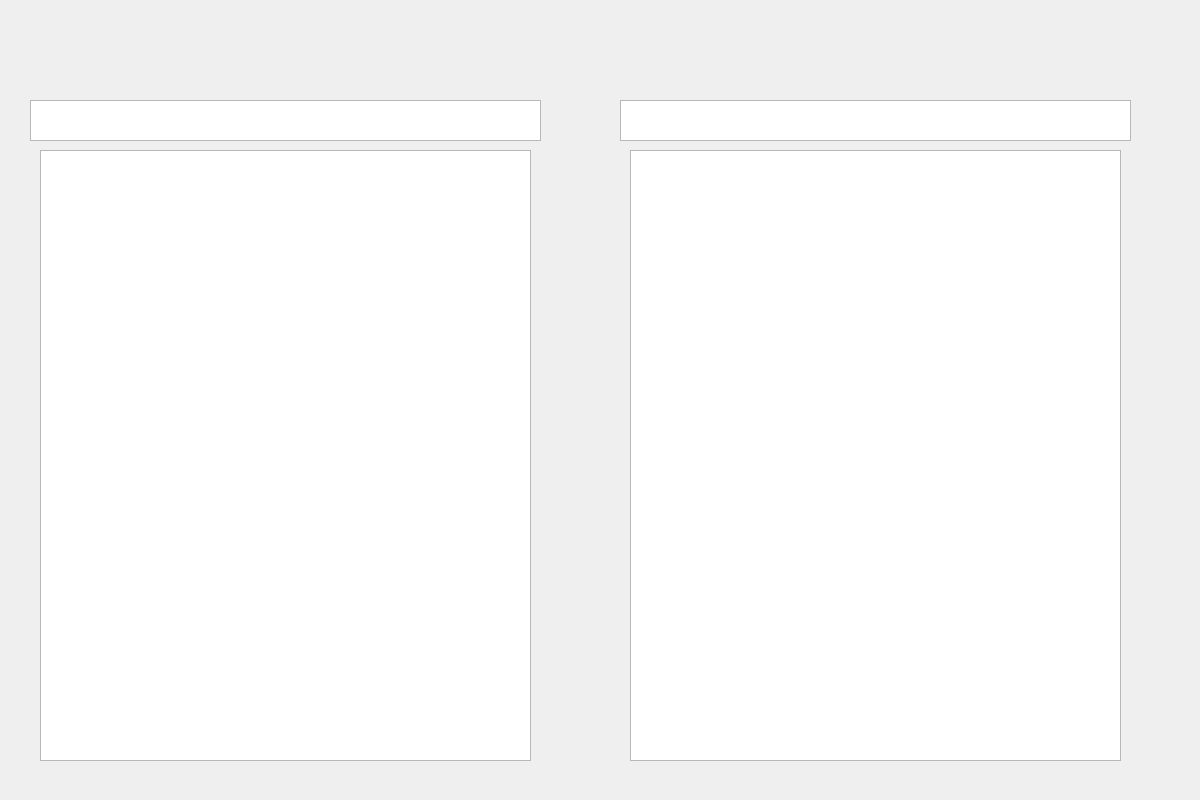
Old version of the form Projekt/project/app/nxndialog.ui in the repository MichalBernacki/Plagiarism_detection_app.
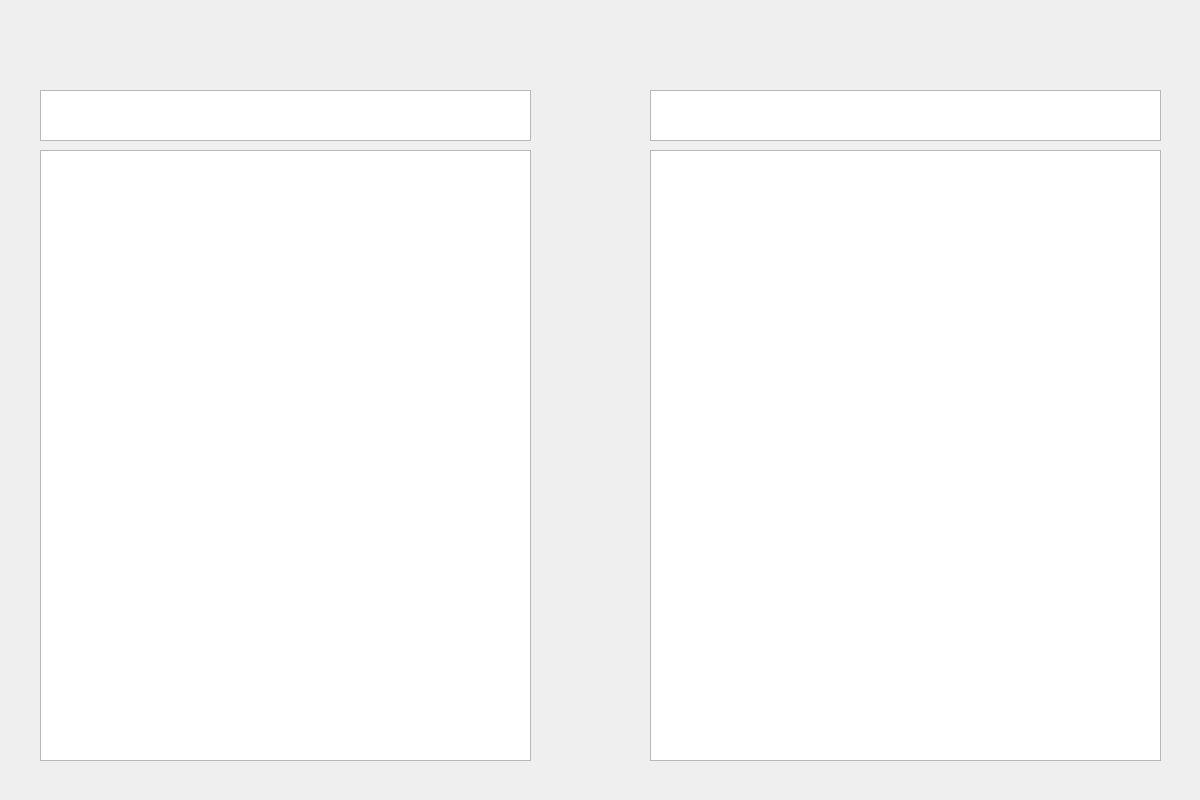
New version of the form.

Commit message: removed element in constructor + editeg ui file

Patch:
```diff
--- a/Projekt/project/app/nxndialog.ui
+++ b/Projekt/project/app/nxndialog.ui
@@ -32,9 +32,9 @@
   <widget class="QTextBrowser" name="teFile2">
    <property name="geometry">
     <rect>
-     <x>630</x>
+     <x>650</x>
      <y>150</y>
-     <width>491</width>
+     <width>511</width>
      <height>611</height>
     </rect>
    </property>
@@ -42,20 +42,20 @@
   <widget class="QTextBrowser" name="nFile1">
    <property name="geometry">
     <rect>
-     <x>30</x>
-     <y>100</y>
-     <width>511</width>
-     <height>41</height>
+     <x>40</x>
+     <y>90</y>
+     <width>491</width>
+     <height>51</height>
     </rect>
    </property>
   </widget>
   <widget class="QTextBrowser" name="nFile2">
    <property name="geometry">
     <rect>
-     <x>620</x>
-     <y>100</y>
+     <x>650</x>
+     <y>90</y>
      <width>511</width>
-     <height>41</height>
+     <height>51</height>
     </rect>
    </property>
   </widget>
```
The commit also changes 3 other files.
